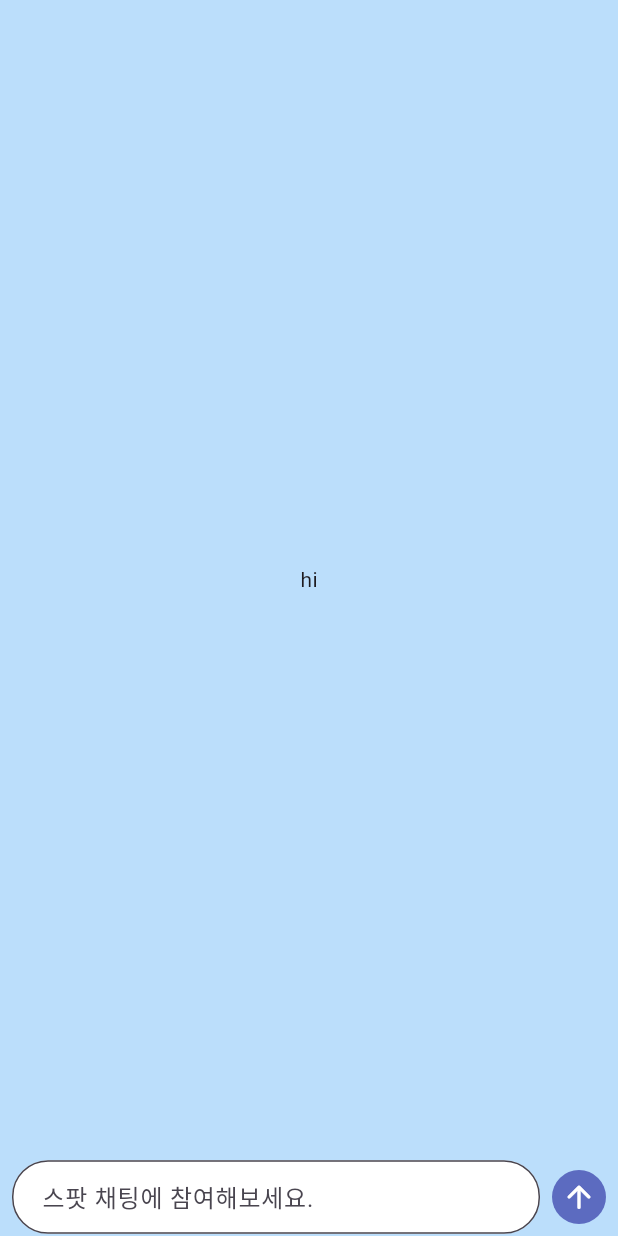
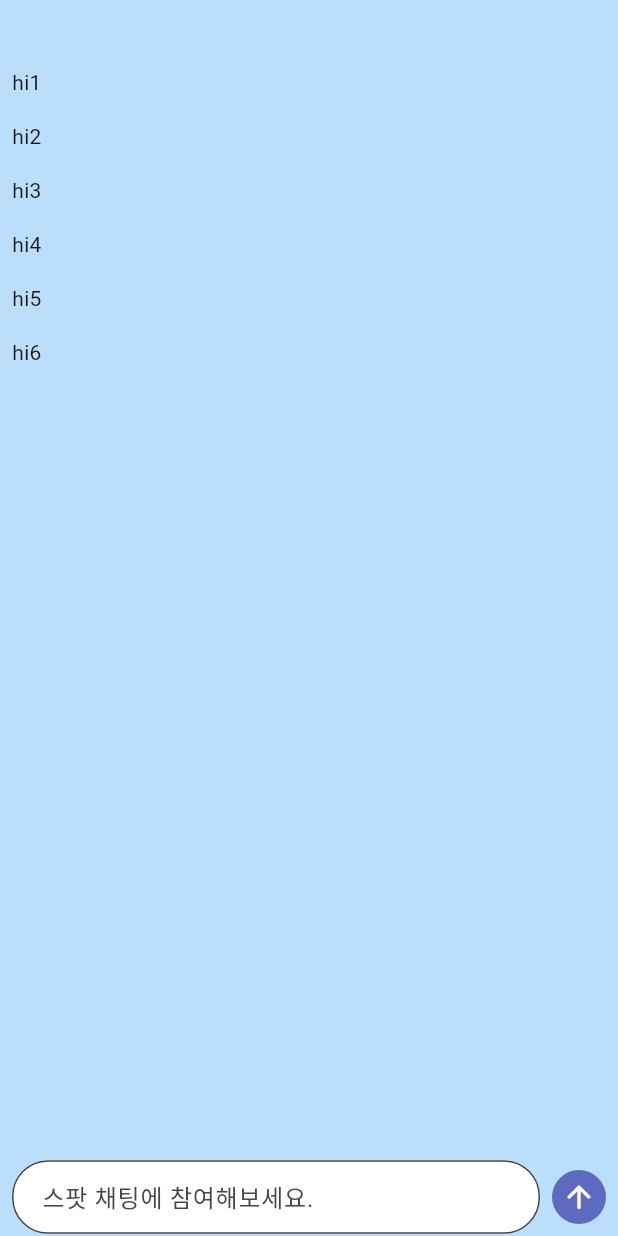
Before and after one commit to WeOrder-Dev-Wopark/learnflutter, a Flutter app: the screen it shows after launch, after a tap on the "arrow upward" icon, on a phone screen of 412 x 824 dp. Run offline on Flutter 3.47's test engine with Material 3 defaults, Android fonts, the phone set to English and light mode, and no system bars; our stand-ins replace flutter_riverpod.

Commit message:
feature: message list 출력 및 보내기 기능(#4)

```diff
--- a/lib/main.dart
+++ b/lib/main.dart
@@ -1,8 +1,6 @@
 import 'package:flutter/material.dart';
 import 'package:flutter_riverpod/flutter_riverpod.dart';
-import 'package:learnflutter/screens/chat/screen/chat_screen.dart';
-
-final helloWorldProvider = Provider((ref) => 'hello world!');
+import 'package:learnflutter/screens/chat/view/chat_view.dart';
 
 void main() {
   runApp(
@@ -19,7 +17,7 @@ class App extends ConsumerWidget {
   Widget build(BuildContext context, WidgetRef ref) {
     return const MaterialApp(
       title: "1:1 Chat App",
-      home: ChatScreen(),
+      home: ChatView(),
     );
   }
 }
--- a/lib/models/message.dart
+++ b/lib/models/message.dart
@@ -17,11 +17,11 @@ class Message {
     required this.type,
   });
 
-  factory Message.send({required text}) {
+  factory Message.send({required String text, required DateTime time}) {
     return Message(
       content: text,
       type: MessageType.sent,
-      createAt: DateTime.now(),
+      createAt: time,
     );
   }
 }
--- /dev/null
+++ b/lib/screens/chat/repository/chat_repository.dart
@@ -0,0 +1,29 @@
+import 'package:flutter_riverpod/flutter_riverpod.dart';
+import 'package:learnflutter/models/message.dart';
+
+final chatRepositoryProvider = Provider((ref) {
+  return ChatRepository();
+});
+
+class ChatRepository {
+  final List<Message> _messageList = [
+    Message(createAt: DateTime.now(), content: "hi1", type: MessageType.sent),
+    Message(createAt: DateTime.now(), content: "hi2", type: MessageType.sent),
+    Message(createAt: DateTime.now(), content: "hi3", type: MessageType.sent),
+    Message(createAt: DateTime.now(), content: "hi4", type: MessageType.sent),
+    Message(createAt: DateTime.now(), content: "hi5", type: MessageType.sent),
+    Message(createAt: DateTime.now(), content: "hi6", type: MessageType.sent),
+  ];
+
+  List<Message> getMessageList() {
+    return _messageList;
+  }
+
+  void sendMessage({required String text}) {
+    DateTime currentTime = DateTime.now();
+
+    final message = Message.send(text: text, time: currentTime);
+
+    _messageList.insert(0, message);
+  }
+}
--- a/lib/screens/chat/screen/chat_screen.dart
+++ /dev/null
@@ -1,34 +0,0 @@
-import 'package:flutter/material.dart';
-import 'package:flutter_riverpod/flutter_riverpod.dart';
-import 'package:learnflutter/screens/chat/widget/bottom_textfield.dart';
-
-class ChatScreen extends ConsumerStatefulWidget {
-  const ChatScreen({super.key});
-
-  @override
-  ConsumerState<ConsumerStatefulWidget> createState() => _ChatScreenState();
-}
-
-class _ChatScreenState extends ConsumerState<ChatScreen> {
-  @override
-  Widget build(BuildContext context) {
-    return Scaffold(
-        body: Stack(
-      children: [
-        Container(
-          decoration: BoxDecoration(
-            color: Colors.blue[100],
-          ),
-          child: const Column(children: [
-            Expanded(
-              child: Center(
-                child: Text("hi"),
-              ),
-            ),
-            BottomTextField(),
-          ]),
-        ),
-      ],
-    ));
-  }
-}
--- /dev/null
+++ b/lib/screens/chat/view/chat_view.dart
@@ -0,0 +1,52 @@
+import 'package:flutter/material.dart';
+import 'package:flutter_riverpod/flutter_riverpod.dart';
+import 'package:learnflutter/models/message.dart';
+import 'package:learnflutter/screens/chat/view_model/chat_view_model.dart';
+
+import 'package:learnflutter/screens/chat/widget/bottom_textfield.dart';
+
+class ChatView extends ConsumerStatefulWidget {
+  const ChatView({super.key});
+
+  @override
+  ConsumerState<ConsumerStatefulWidget> createState() => _ChatViewState();
+}
+
+class _ChatViewState extends ConsumerState<ChatView> {
+  late List<Message> messageList;
+
+  @override
+  void initState() {
+    super.initState();
+  }
+
+  @override
+  Widget build(BuildContext context) {
+    final provider = ref.watch(chatViewModelProvider);
+    final messageList = provider.messageList;
+
+    return Scaffold(
+        body: Stack(
+      children: [
+        Container(
+          decoration: BoxDecoration(
+            color: Colors.blue[100],
+          ),
+          child: Column(children: [
+            Expanded(
+              child: ListView.builder(
+                  itemCount: messageList.length,
+                  itemBuilder: (context, index) {
+                    return Container(
+                      padding: const EdgeInsets.all(8.0),
+                      child: Text(messageList[index].content),
+                    );
+                  }),
+            ),
+            const BottomTextField(),
+          ]),
+        ),
+      ],
+    ));
+  }
+}
--- /dev/null
+++ b/lib/screens/chat/view_model/chat_view_model.dart
@@ -0,0 +1,29 @@
+import 'package:flutter/material.dart';
+import 'package:flutter_riverpod/flutter_riverpod.dart';
+import 'package:learnflutter/models/message.dart';
+
+final chatViewModelProvider = ChangeNotifierProvider((ref) {
+  return ChatViewModel();
+});
+
+class ChatViewModel extends ChangeNotifier {
+  final List<Message> _messageList = [
+    Message(createAt: DateTime.now(), content: "hi1", type: MessageType.sent),
+    Message(createAt: DateTime.now(), content: "hi2", type: MessageType.sent),
+    Message(createAt: DateTime.now(), content: "hi3", type: MessageType.sent),
+    Message(createAt: DateTime.now(), content: "hi4", type: MessageType.sent),
+    Message(createAt: DateTime.now(), content: "hi5", type: MessageType.sent),
+    Message(createAt: DateTime.now(), content: "hi6", type: MessageType.sent),
+  ];
+
+  List<Message> get messageList => _messageList;
+
+  void sendMessage({required String text}) {
+    final today = DateTime.now();
+    final message = Message.send(text: text, time: today);
+
+    _messageList.insert(0, message);
+
+    notifyListeners();
+  }
+}
--- a/lib/screens/chat/widget/bottom_textfield.dart
+++ b/lib/screens/chat/widget/bottom_textfield.dart
@@ -1,5 +1,6 @@
 import 'package:flutter/material.dart';
 import 'package:flutter_riverpod/flutter_riverpod.dart';
+import 'package:learnflutter/screens/chat/view_model/chat_view_model.dart';
 
 class BottomTextField extends ConsumerStatefulWidget {
   const BottomTextField({super.key});
@@ -20,6 +21,8 @@ class _BottomTextFieldState extends ConsumerState<BottomTextField> {
 
   @override
   Widget build(BuildContext context) {
+    final readProvider = ref.read(chatViewModelProvider);
+    final sendMessage = readProvider.sendMessage;
     return SafeArea(
       child: Row(
         children: [
@@ -30,7 +33,10 @@ class _BottomTextFieldState extends ConsumerState<BottomTextField> {
             ),
           ),
           IconButton(
-              onPressed: () {},
+              onPressed: () {
+                sendMessage(text: _textEditingController.text);
+                _textEditingController.text = '';
+              },
               icon: Container(
                 padding: const EdgeInsets.all(6.0),
                 decoration: BoxDecoration(
```
